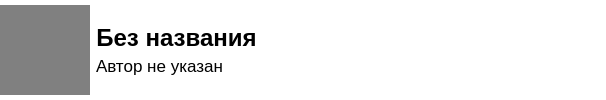
Qt form public/ui/ui_track_card.ui (crockshine/UP-05-Korolev.M.N-204) before a commit.
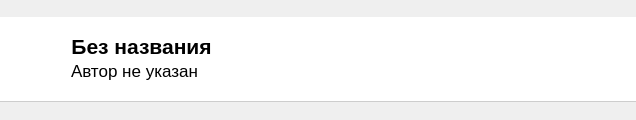
The same form after that commit. Icons and pictures are not drawn.

What changed in the file:
```diff
--- a/public/ui/ui_track_card.ui
+++ b/public/ui/ui_track_card.ui
@@ -6,29 +6,32 @@
    <rect>
     <x>0</x>
     <y>0</y>
-    <width>606</width>
-    <height>100</height>
+    <width>636</width>
+    <height>120</height>
    </rect>
   </property>
   <property name="minimumSize">
    <size>
     <width>0</width>
-    <height>100</height>
+    <height>0</height>
    </size>
   </property>
   <property name="maximumSize">
    <size>
     <width>16777215</width>
-    <height>100</height>
+    <height>120</height>
    </size>
   </property>
   <property name="windowTitle">
    <string>Form</string>
   </property>
   <property name="styleSheet">
-   <string notr="true">background: white</string>
+   <string notr="true"/>
   </property>
-  <layout class="QHBoxLayout" name="horizontalLayout">
+  <layout class="QVBoxLayout" name="verticalLayout_2">
+   <property name="spacing">
+    <number>0</number>
+   </property>
    <property name="leftMargin">
     <number>0</number>
    </property>
@@ -40,6 +43,32 @@
    </property>
    <property name="bottomMargin">
     <number>0</number>
+   </property>
+   <item alignment="Qt::AlignmentFlag::AlignVCenter">
+    <widget class="QWidget" name="TrackCard" native="true">
+     <property name="maximumSize">
+      <size>
+       <width>16777215</width>
+       <height>16777215</height>
+      </size>
+     </property>
+     <property name="styleSheet">
+      <string notr="true">border-bottom: 1px solid rgba(0,0,0,50);
+background: white
+</string>
+     </property>
+     <layout class="QHBoxLayout" name="horizontalLayout_2">
+      <property name="leftMargin">
+       <number>0</number>
+      </property>
+      <property name="topMargin">
+       <number>10</number>
+      </property>
+      <property name="rightMargin">
+       <number>0</number>
+      </property>
+      <property name="bottomMargin">
+       <number>10</number>
    </property>
    <item alignment="Qt::AlignmentFlag::AlignVCenter">
     <widget class="QLabel" name="trackImage">
@@ -51,19 +80,18 @@
      </property>
      <property name="minimumSize">
       <size>
-       <width>90</width>
-       <height>90</height>
+          <width>65</width>
+          <height>65</height>
       </size>
      </property>
      <property name="maximumSize">
       <size>
-       <width>90</width>
-       <height>90</height>
+          <width>65</width>
+          <height>65</height>
       </size>
      </property>
      <property name="styleSheet">
-      <string notr="true">background: grey
-</string>
+         <string notr="true">border: none</string>
      </property>
      <property name="text">
       <string/>
@@ -84,9 +112,14 @@
        <height>16777215</height>
       </size>
      </property>
+        <property name="styleSheet">
+         <string notr="true">border: none;
+border-radius: 0;
+color: black</string>
+        </property>
      <layout class="QVBoxLayout" name="verticalLayout">
       <property name="spacing">
-       <number>4</number>
+          <number>0</number>
       </property>
       <property name="leftMargin">
        <number>0</number>
@@ -110,10 +143,13 @@
         </property>
         <property name="font">
          <font>
-          <pointsize>18</pointsize>
+             <pointsize>16</pointsize>
           <bold>true</bold>
          </font>
         </property>
+           <property name="styleSheet">
+            <string notr="true"/>
+           </property>
         <property name="text">
          <string>Без названия</string>
         </property>
@@ -132,6 +168,9 @@
           <pointsize>13</pointsize>
          </font>
         </property>
+           <property name="styleSheet">
+            <string notr="true"/>
+           </property>
         <property name="text">
          <string>Автор не указан</string>
         </property>
@@ -146,8 +185,8 @@
      </layout>
     </widget>
    </item>
-   <item>
-    <widget class="QPushButton" name="pushButton">
+      <item alignment="Qt::AlignmentFlag::AlignVCenter">
+       <widget class="QPushButton" name="delete_button">
      <property name="maximumSize">
       <size>
        <width>40</width>
@@ -155,7 +194,8 @@
       </size>
      </property>
      <property name="styleSheet">
-      <string notr="true">border: none</string>
+         <string notr="true">border: none;
+opacity: 50%</string>
      </property>
      <property name="text">
       <string/>
@@ -173,6 +213,9 @@
      <property name="flat">
       <bool>true</bool>
      </property>
+       </widget>
+      </item>
+     </layout>
     </widget>
    </item>
   </layout>
```
Left out of the diff: 20 changed lines with no effect on the pictures. Lines whose indentation alone changed are shown as unchanged.
